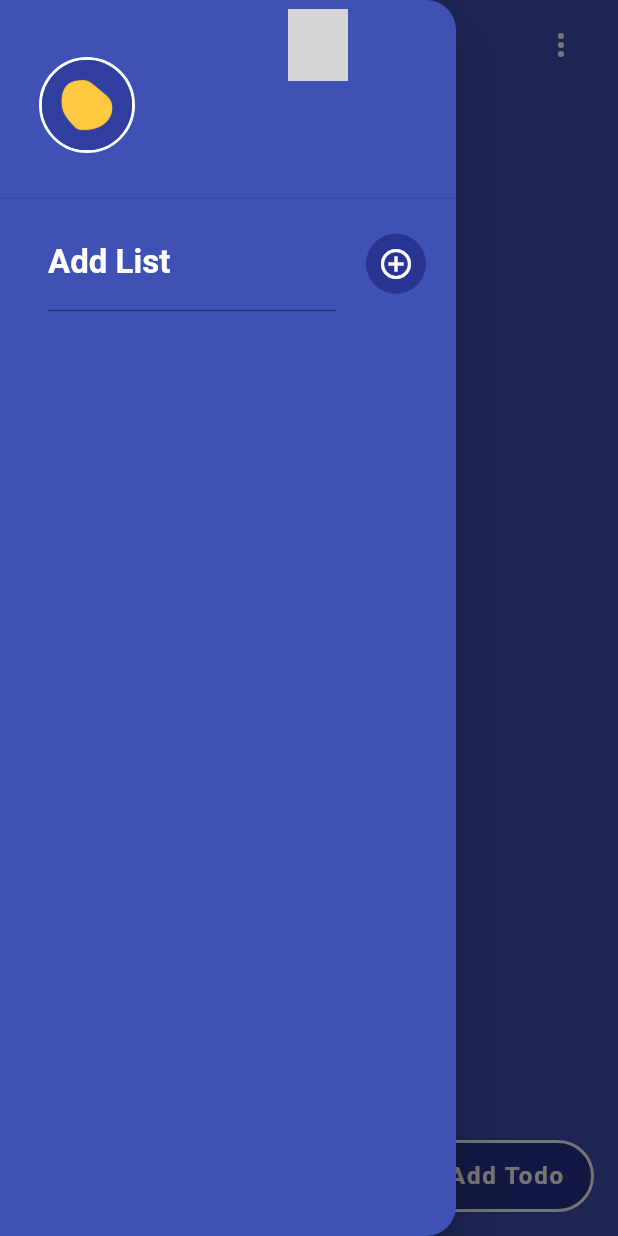
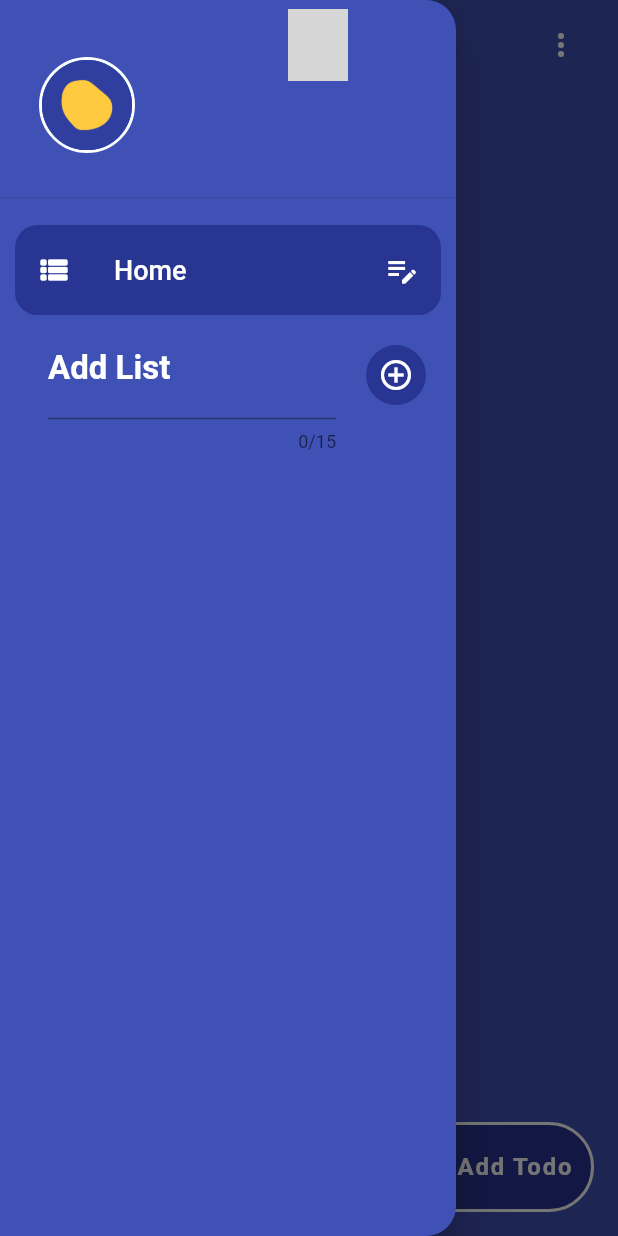
Before and after one commit to AdrianGroh306/todo_listo, a Flutter app: the screen it shows once a user with an empty profile is signed in, with the side drawer open, on a phone screen of 412 x 824 dp. Run offline on Flutter 3.47's test engine with Material 2 defaults, Android fonts, the phone set to English and light mode, and no system bars; drawn by our look-alikes of flutter_slidable; our stand-ins replace auto_size_text, cloud_firestore, firebase_auth, firebase_core, google_sign_in; missing offline and left inert: circle_progress_bar; accounts and stored records are empty; grey boxes are pictures that could not be loaded.

Commit message:
Listnames unique ID and isSelctedList working + visual

```diff
--- a/lib/pages/homepage.dart
+++ b/lib/pages/homepage.dart
@@ -366,18 +366,29 @@ class _MyHomePageState extends State<MyHomePage> {
           ],
         ),
       ),
-      floatingActionButton: FloatingActionButton.extended(
+      floatingActionButton: SizedBox(
+        height: 60,
+        width: 140,
+        child: FloatingActionButton.extended(
+
           elevation: 0,
           onPressed: createTask,
           backgroundColor: Theme.of(context).colorScheme.primary,
           shape: StadiumBorder(
               side: BorderSide(
                   color: Theme.of(context).iconTheme.color!, width: 2)),
-        label: Text("Add Todo",style: TextStyle(color: Theme.of(context).iconTheme.color,fontWeight: FontWeight.bold,fontSize: 16),),
-        icon:
-            Icon(Icons.add, color: Theme.of(context).iconTheme.color, size: 30),
+
+          label: Text(
+            "Add Todo",
+            style: TextStyle(
+                color: Theme.of(context).iconTheme.color,
+                fontWeight: FontWeight.bold,
+                fontSize: 16),
           ),
-
+          icon: Icon(Icons.add,
+              color: Theme.of(context).iconTheme.color, size: 30),
+        ),
+      ),
       body: Container(
         color: Theme.of(context).colorScheme.background,
         child: ListView.builder(
--- a/lib/util/myListTile.dart
+++ b/lib/util/myListTile.dart
@@ -23,6 +23,7 @@ class MyListTile extends StatefulWidget {
 class _MyListTileState extends State<MyListTile> {
   late TextEditingController _textEditingController;
   bool isEditing = false;
+
 
   @override
   void initState() {
@@ -108,11 +109,12 @@ class _MyListTileState extends State<MyListTile> {
           ],
         ),
         child: Container(
-          decoration: BoxDecoration(
+          decoration: BoxDecoration(border: Border.all(color: widget.isSelected ? Theme.of(context).colorScheme.secondary : Colors.transparent,width: 2),
             color: Theme.of(context).colorScheme.primary,
             borderRadius: BorderRadius.circular(15),
           ),
           child: Row(
+            mainAxisAlignment: MainAxisAlignment.spaceEvenly,
             children: <Widget>[
               IconButton(
                 icon: const Icon(Icons.view_list_rounded),
@@ -123,6 +125,7 @@ class _MyListTileState extends State<MyListTile> {
                 child: ListTile(
                   title: isEditing
                       ? TextField(
+                    maxLength: 15,
                     controller: _textEditingController,
                     style: TextStyle(
                         color: Theme.of(context).colorScheme.secondary, fontSize: 18),
--- a/lib/util/sideMenu_bar.dart
+++ b/lib/util/sideMenu_bar.dart
@@ -3,6 +3,7 @@ import 'package:cloud_firestore/cloud_firestore.dart';
 import 'package:firebase_auth/firebase_auth.dart';
 import 'package:flutter/material.dart';
 import 'package:todo/util/myListTile.dart';
+import 'package:uuid/uuid.dart';
 
 class SideMenu extends StatefulWidget {
   SideMenu({Key? key}) : super(key: key);
@@ -14,7 +15,9 @@ class SideMenu extends StatefulWidget {
 class _SideMenuState extends State<SideMenu> {
   late TextEditingController _textEditingController;
   late FirebaseFirestore _firestore;
+
   late List<Map<String, dynamic>> listNames = [];
+
   final List<String> profilPics = [
     'images/profil_pics/yellow_form.png',
     'images/profil_pics/darkblue_form.png',
@@ -54,13 +57,31 @@ class _SideMenuState extends State<SideMenu> {
             .where('userId', isEqualTo: userId)
             .get();
 
+        final fetchedListNames = querySnapshot.docs.map((doc) {
+          final documentId = doc.id; // Store the document ID
+          final listId = doc['listId'] as String; // Get the listId from the document
+          final listName = doc['listName'] as String;
+          return {
+            'documentId': documentId,
+            'listId': listId,
+            'listName': listName
+          };
+        }).toList();
+
         setState(() {
-          listNames = querySnapshot.docs.map((doc) {
-            final documentId = doc.id; // Store the document ID
-            final listId = doc['listId'] as String; // Get the listId from the document
-            final listName = doc['listName'] as String;
-            return {'documentId': documentId, 'listId': listId, 'listName': listName};
-          }).toList();
+          listNames = fetchedListNames;
+
+          // Überprüfen Sie, ob mindestens eine Liste vorhanden ist.
+          if (listNames.isEmpty) {
+            // Wenn keine Listen vorhanden sind, erstellen Sie eine "Home"-Liste.
+            final homeListName = 'Home';
+            saveListName(homeListName);
+          }
+
+          // Wenn die Liste nicht leer ist, wählen Sie die erste Liste aus.
+          if (selectedList == null && listNames.isNotEmpty) {
+            selectedList = listNames.first['listName'];
+          }
         });
       }
     } catch (e) {
@@ -89,7 +110,8 @@ class _SideMenuState extends State<SideMenu> {
 
         setState(() {
           listNames.add(newList);
-          selectedList = documentRef.id; // Wählen Sie die neu hinzugefügte Liste aus
+          selectedList =
+              documentRef.id; // Wählen Sie die neu hinzugefügte Liste aus
         });
       }
     } catch (e) {
@@ -98,10 +120,8 @@ class _SideMenuState extends State<SideMenu> {
   }
 
   String _generateUniqueListId() {
-    // Hier können Sie Ihre eigene Logik zur Generierung einer eindeutigen listId implementieren.
-    // Zum Beispiel können Sie eine zufällige Zeichenfolge generieren oder eine eindeutige ID-Funktion verwenden.
-    // Stellen Sie sicher, dass die generierte listId eindeutig ist, um Konflikte zu vermeiden.
-    return 'your_unique_list_id'; // Hier wird eine statische Zeichenfolge verwendet, bitte anpassen.
+    final uuid = Uuid();
+    return uuid.v4(); // Generiert eine Version 4 UUID (eine zufällige UUID).
   }
 
   void deleteList(String documentId) async {
@@ -168,7 +188,7 @@ class _SideMenuState extends State<SideMenu> {
                             child: CircleAvatar(
                               backgroundImage: AssetImage(profilList ?? ''),
                               radius:
-                              30, // Adjust the size of the CircleAvatar as desired
+                                  30, // Adjust the size of the CircleAvatar as desired
                             ),
                           ),
                           const SizedBox(width: 25),
@@ -192,13 +212,13 @@ class _SideMenuState extends State<SideMenu> {
                   final item = listNames[index];
                   final documentId = item['documentId'];
                   final listName = item['listName'];
+                  final isSelected = listName == selectedList;
                   return MyListTile(
                     listName: listName,
-                    isSelected: listName == selectedList,
+                    isSelected: isSelected,
                     onTap: () {
                       setState(() {
-                        selectedList =
-                            listName; // Update selectedList with the tapped listName
+                        selectedList = listName; // Update selectedList with the tapped listName
                       });
                     },
                     onDelete: () {
@@ -207,12 +227,14 @@ class _SideMenuState extends State<SideMenu> {
                   );
                 },
               ),
+              //Add List Zeile
               Padding(
                 padding: const EdgeInsets.only(left: 16.0),
                 child: ListTile(
                   title: TextField(
+                    maxLength: 15,
                     controller: _textEditingController,
-                    style: TextStyle(
+                    style: TextStyle(fontSize: 18,
                       color: Theme.of(context).colorScheme.secondary,
                     ),
                     decoration: InputDecoration(
--- a/pubspec.yaml
+++ b/pubspec.yaml
@@ -40,6 +40,7 @@ dependencies:
   google_sign_in: ^6.1.2
   cupertino_icons: ^1.0.2
   circle_progress_bar: ^0.1.2
+  uuid: ^4.0.0
 
 
 
```
Also changed, not shown: pubspec.lock. Lines whose indentation alone changed are shown as unchanged.
